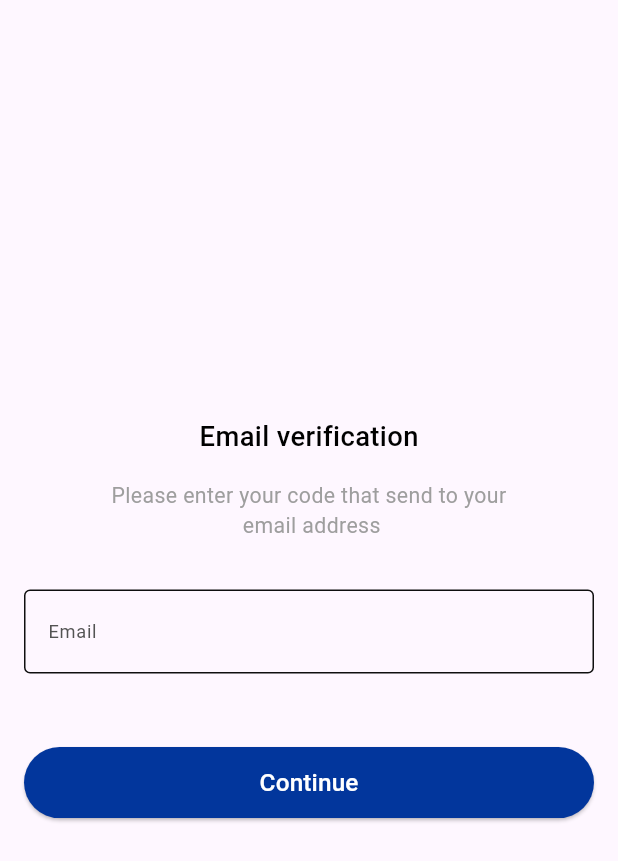
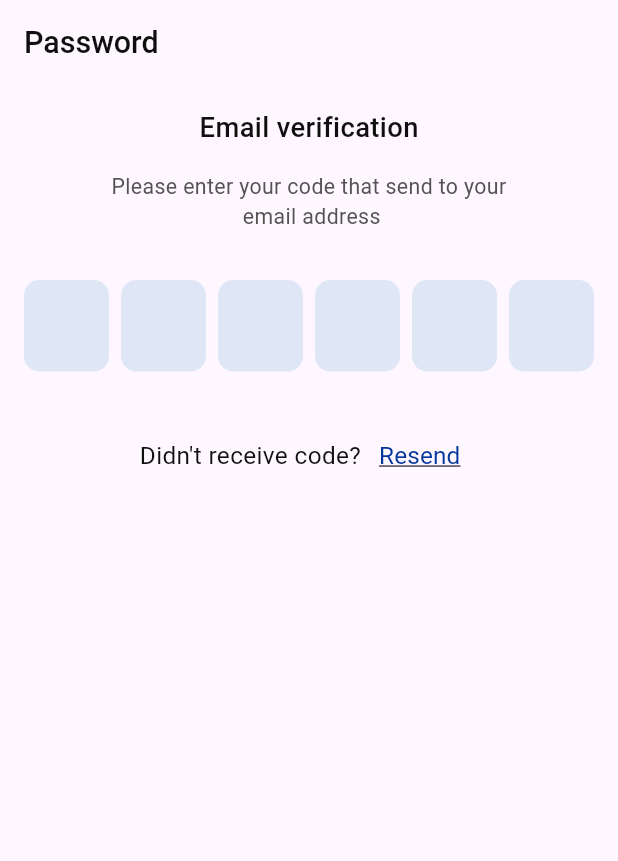
Before and after one commit to MuhamedUssama/Online-Exam-App, a Flutter app: the screen it shows after launch, on a phone screen of 412 x 824 dp. Shown: the top 861 px of the screen. Run offline on Flutter 3.47's test engine with Material 3 defaults, Android fonts, the phone set to English and light mode, and no system bars; drawn by our look-alikes of pinput; our stand-ins replace connectivity_plus, dio, equatable, flutter_bloc, flutter_screenutil, flutter_secure_storage and 3 more.

Commit message:
Added new color to ColorsManager, created new TextStyles, refactored EmailVerificationScreen to use new TextStyles and CustomOtpWidget, and updated pubspec.yaml.

```diff
--- a/lib/config/theme/app_colors.dart
+++ b/lib/config/theme/app_colors.dart
@@ -35,4 +35,6 @@ abstract class ColorsManager {
   static const Color grey = Color(0XFF535353);
 
   static const Color placeHolder = Color(0XFFA6A6A6);
+
+  static const Color pinCode = Color(0XFFDFE7F7);
 }
--- a/lib/config/theme/test_style.dart
+++ b/lib/config/theme/test_style.dart
@@ -2,6 +2,7 @@ import 'package:flutter/material.dart';
 
 import 'package:flutter_screenutil/flutter_screenutil.dart';
 
+import 'app_colors.dart';
 import 'font_weight_helper.dart';
 
 abstract class TextStyles {
@@ -81,4 +82,35 @@ abstract class TextStyles {
     fontSize: 15.sp,
     fontWeight: FontWeightHelper.medium,
   );
+
+  static TextStyle font18BaseDarkMedium = TextStyle(
+    color: ColorsManager.baseBlack,
+    fontSize: 18.sp,
+    fontWeight: FontWeightHelper.medium,
+  );
+
+  static TextStyle font14GreyRegular = TextStyle(
+    color: ColorsManager.grey,
+    fontSize: 14.sp,
+    fontWeight: FontWeightHelper.regular,
+  );
+
+  static TextStyle font16BaseBlackRegular = TextStyle(
+    color: ColorsManager.baseBlack,
+    fontSize: 16.sp,
+    fontWeight: FontWeightHelper.regular,
+  );
+
+  static TextStyle font16BaseBlueRegular = TextStyle(
+    color: ColorsManager.baseBlue,
+    fontSize: 16.sp,
+    fontWeight: FontWeightHelper.regular,
+    decoration: TextDecoration.underline,
+  );
+
+  static TextStyle font20BaseDarkMedium = TextStyle(
+    color: ColorsManager.baseBlack,
+    fontSize: 20.sp,
+    fontWeight: FontWeightHelper.medium,
+  );
 }
--- a/lib/features/forget_password/presentation/email_verification_screen.dart
+++ b/lib/features/forget_password/presentation/email_verification_screen.dart
@@ -2,11 +2,12 @@ import 'package:flutter/material.dart';
 import 'package:flutter_bloc/flutter_bloc.dart';
 import 'package:flutter_screenutil/flutter_screenutil.dart';
 
-import '../../../config/theme/app_colors.dart';
+import '../../../config/theme/test_style.dart';
 import '../../../core/di/di.dart';
 import '../../../core/utils/dialog_utils.dart';
 import 'view_models/email_verification_view_model/email_verification_states.dart';
 import 'view_models/email_verification_view_model/email_verification_view_model.dart';
+import 'widgets/custom_otp_widget.dart';
 
 class EmailVerificationScreen extends StatefulWidget {
   const EmailVerificationScreen({super.key});
@@ -27,9 +28,10 @@ class _EmailVerificationScreenState extends State<EmailVerificationScreen> {
 
   @override
   Widget build(BuildContext context) {
-    double width = MediaQuery.of(context).size.width;
-
     return Scaffold(
+      appBar: AppBar(
+        title: Text('Password', style: TextStyles.font20BaseDarkMedium),
+      ),
       body: Padding(
         padding: const EdgeInsets.all(16),
         child:
@@ -58,88 +60,45 @@ class _EmailVerificationScreenState extends State<EmailVerificationScreen> {
             }
           },
           child: Column(
-            mainAxisAlignment: MainAxisAlignment.center,
             crossAxisAlignment: CrossAxisAlignment.center,
             children: [
               Text(
                 'Email verification',
-                style: TextStyle(
-                  color: Colors.black,
-                  fontSize: 18.sp,
-                  fontWeight: FontWeight.w500,
-                ),
+                style: TextStyles.font18BaseDarkMedium,
               ),
               SizedBox(height: 16.h),
               Text(
                 'Please enter your code that send to your\n email address ',
-                style: TextStyle(
-                  color: Colors.grey,
-                  fontSize: 14.sp,
-                  fontWeight: FontWeight.w400,
-                ),
+                style: TextStyles.font14GreyRegular,
                 textAlign: TextAlign.center,
               ),
               SizedBox(height: 32.h),
               Form(
                 key: viewModel.formKey,
-                child: TextFormField(
+                child: CustomOtpWidget(
                   controller: viewModel.codeController,
-                  validator: (value) {
-                    if (value == null || value.trim().isEmpty) {
-                      return "Please enter your email address";
-                    }
-
-                    return null;
+                  onComplete: () {
+                    viewModel.doIntent(EmailVerificationAction());
                   },
-                  decoration: InputDecoration(
-                    labelText: 'Email',
-                    labelStyle: TextStyle(
-                      color: ColorsManager.grey,
-                      fontSize: 12.sp,
-                      fontWeight: FontWeight.w400,
-                    ),
-                    hintText: 'Enter Your Email',
-                    hintStyle: TextStyle(
-                      color: ColorsManager.placeHolder,
-                      fontSize: 14.sp,
-                      fontWeight: FontWeight.w400,
-                    ),
-                    enabledBorder: OutlineInputBorder(
-                      borderSide: const BorderSide(
-                        color: ColorsManager.baseBlack,
-                        width: 1,
-                      ),
-                      borderRadius: BorderRadius.circular(4.r),
-                    ),
-                    focusedBorder: OutlineInputBorder(
-                      borderSide: const BorderSide(
-                        color: ColorsManager.baseBlack,
-                        width: 1,
-                      ),
-                      borderRadius: BorderRadius.circular(4.r),
+                ),
+              ),
+              SizedBox(height: 32.h),
+              Row(
+                mainAxisAlignment: MainAxisAlignment.center,
+                children: [
+                  Text(
+                    "Didn't receive code?",
+                    style: TextStyles.font16BaseBlackRegular,
+                  ),
+                  TextButton(
+                    onPressed: () {},
+                    child: Text(
+                      "Resend",
+                      style: TextStyles.font16BaseBlueRegular,
                     ),
                   ),
-                ),
-              ),
-              SizedBox(height: 48.h),
-              ElevatedButton(
-                onPressed: () {
-                  viewModel.doIntent(EmailVerificationAction());
-                },
-                style: ElevatedButton.styleFrom(
-                  backgroundColor: ColorsManager.baseBlue,
-                  fixedSize: Size.fromWidth(width),
-                  padding: EdgeInsetsDirectional.symmetric(vertical: 12.h),
-                ),
-                child: Text(
-                  'Continue',
-                  style: TextStyle(
-                    color: Colors.white,
-                    fontSize: 16.sp,
-                    fontWeight: FontWeight.w500,
-                  ),
-                ),
-              ),
+                ],
+              )
             ],
           ),
         ),
--- /dev/null
+++ b/lib/features/forget_password/presentation/widgets/custom_otp_widget.dart
@@ -0,0 +1,59 @@
+import 'package:flutter/material.dart';
+import 'package:flutter_screenutil/flutter_screenutil.dart';
+import 'package:pinput/pinput.dart';
+
+import '../../../../config/theme/app_colors.dart';
+import '../../../../config/theme/test_style.dart';
+
+class CustomOtpWidget extends StatelessWidget {
+  final TextEditingController controller;
+  final Function onComplete;
+
+  const CustomOtpWidget({
+    super.key,
+    required this.controller,
+    required this.onComplete,
+  });
+
+  @override
+  Widget build(BuildContext context) {
+    return Pinput(
+      controller: controller,
+      crossAxisAlignment: CrossAxisAlignment.end,
+      closeKeyboardWhenCompleted: true,
+      length: 6,
+      onCompleted: (value) {
+        onComplete();
+      },
+      defaultPinTheme: PinTheme(
+        textStyle: TextStyles.font18BaseDarkMedium,
+        height: 60.h,
+        width: 70.w,
+        decoration: BoxDecoration(
+          color: ColorsManager.pinCode,
+          borderRadius: BorderRadius.circular(10.r),
+        ),
+      ),
+      errorPinTheme: PinTheme(
+        height: 60.h,
+        width: 70.w,
+        decoration: BoxDecoration(
+          color: Colors.white,
+          border: Border.all(
+            color: ColorsManager.errorColor,
+          ),
+          borderRadius: BorderRadius.circular(10.r),
+        ),
+      ),
+      errorTextStyle: const TextStyle(color: ColorsManager.errorColor),
+      keyboardType: TextInputType.number,
+      validator: (pin) {
+        if (pin == null || pin.trim().isEmpty) {
+          return "Invalid code";
+        }
+
+        return null;
+      },
+    );
+  }
+}
--- a/pubspec.yaml
+++ b/pubspec.yaml
@@ -46,6 +46,7 @@ dependencies:
   flutter_screenutil: ^5.9.3
   shared_preferences: ^2.3.2
   flutter_secure_storage: ^9.2.2
+  pinput: ^5.0.0
 
 dev_dependencies:
   flutter_test:
```
Also changed, not shown: lib/core/widgets/custom_form_field.dart (added, +39 -0 lines), lib/features/forget_password/presentation/widgets/custom_complete_button.dart (added, +34 -0 lines), pubspec.lock.
